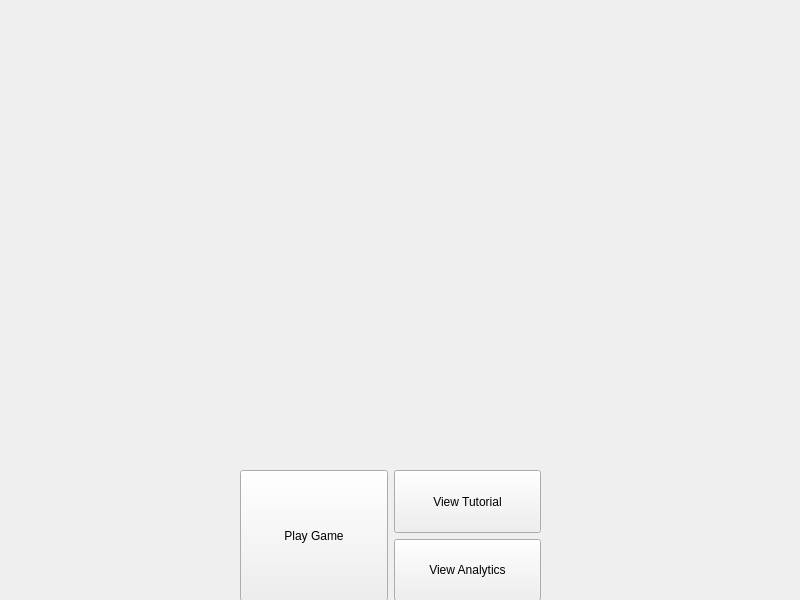
Above: code/mainwindow.ui from popInNotOut/nightmare-survival-simulator before the change. Below: the same form after it.
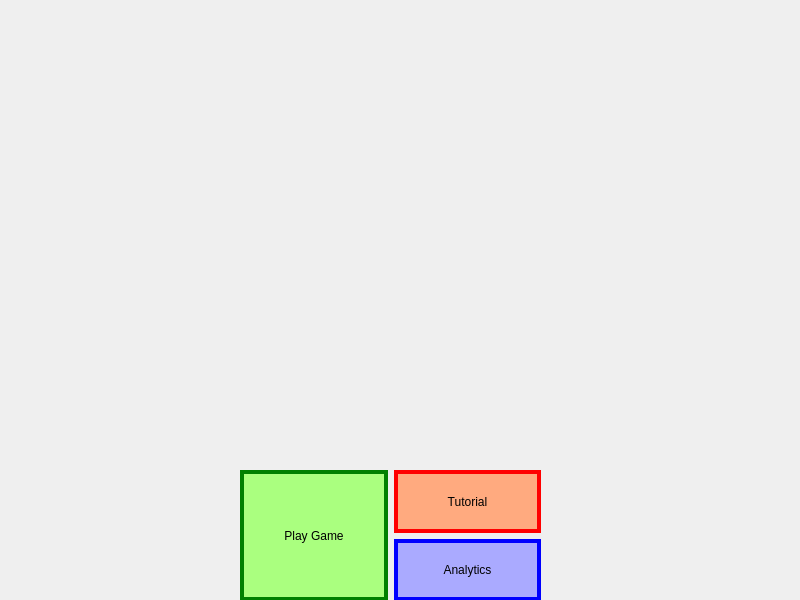
That is the form after the change. Icons and pictures are not drawn.

Commit message: Finished UI for main menu page

```diff
--- a/code/mainwindow.ui
+++ b/code/mainwindow.ui
@@ -23,10 +23,18 @@
       <height>601</height>
      </rect>
     </property>
+    <property name="styleSheet">
+     <string notr="true"/>
+    </property>
     <property name="currentIndex">
      <number>0</number>
     </property>
     <widget class="QWidget" name="mainMenuPage">
+     <property name="styleSheet">
+      <string notr="true">QWidget#mainMenuPage{
+	background-image: url(:/img/img/apocalypseBackground.jpg);
+}</string>
+     </property>
      <widget class="QWidget" name="horizontalLayoutWidget">
       <property name="geometry">
        <rect>
@@ -45,6 +53,27 @@
            <verstretch>0</verstretch>
           </sizepolicy>
          </property>
+         <property name="autoFillBackground">
+          <bool>false</bool>
+         </property>
+         <property name="styleSheet">
+          <string notr="true">QWidget#playGameButton{
+	border-width: 4px;
+	border-style: solid;
+	border-color: green;
+	background-color: rgb(170, 255, 127);
+	font: 9px &quot;8514oem&quot;;
+}
+
+QWidget#playGameButton::pressed{
+	border-width: 4px;
+	border-style: solid;
+	border-color: green;
+	background-color: rgb(0, 255, 0);
+	font: 9px &quot;8514oem&quot;;
+}
+</string>
+         </property>
          <property name="text">
           <string>Play Game</string>
          </property>
@@ -60,8 +89,25 @@
              <verstretch>0</verstretch>
             </sizepolicy>
            </property>
+           <property name="styleSheet">
+            <string notr="true">QWidget#tutorialButton{
+	border-width: 4px;
+	border-style: solid;
+	border-color: red;
+	background-color: rgb(255, 170, 127);
+	font: 9px &quot;8514oem&quot;;
+}
+
+QWidget#tutorialButton::pressed{
+	border-width: 4px;
+	border-style: solid;
+	border-color: red;
+	background-color: rgb(255, 0, 127);
+	font: 9px &quot;8514oem&quot;;
+}</string>
+           </property>
            <property name="text">
-            <string>View Tutorial</string>
+            <string>Tutorial</string>
            </property>
           </widget>
          </item>
@@ -73,8 +119,25 @@
              <verstretch>0</verstretch>
             </sizepolicy>
            </property>
+           <property name="styleSheet">
+            <string notr="true">QWidget#analyticsButton{
+	border-width: 4px;
+	border-style: solid;
+	border-color: blue;
+	background-color: rgb(170, 170, 255);
+	font: 9px &quot;8514oem&quot;;
+}
+
+QWidget#analyticsButton::pressed{
+	border-width: 4px;
+	border-style: solid;
+	border-color: blue;
+	background-color: rgb(0, 85, 255);
+	font: 9px &quot;8514oem&quot;;
+}</string>
+           </property>
            <property name="text">
-            <string>View Analytics</string>
+            <string>Analytics</string>
            </property>
           </widget>
          </item>
```
The commit also changes 27 other files.
